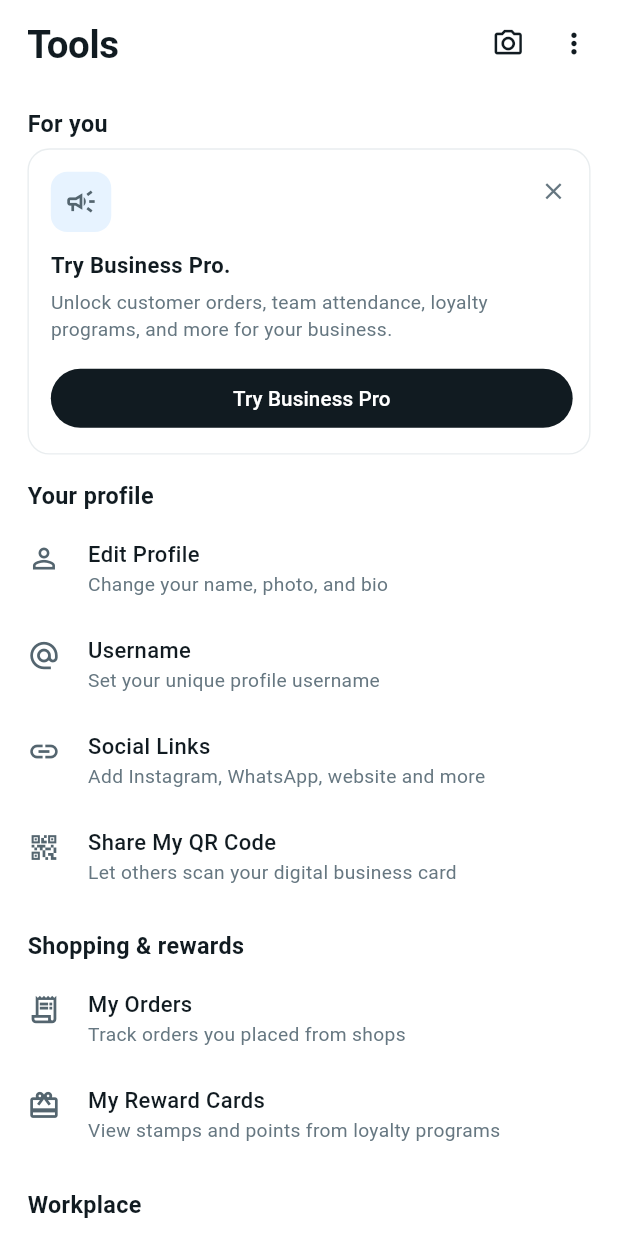
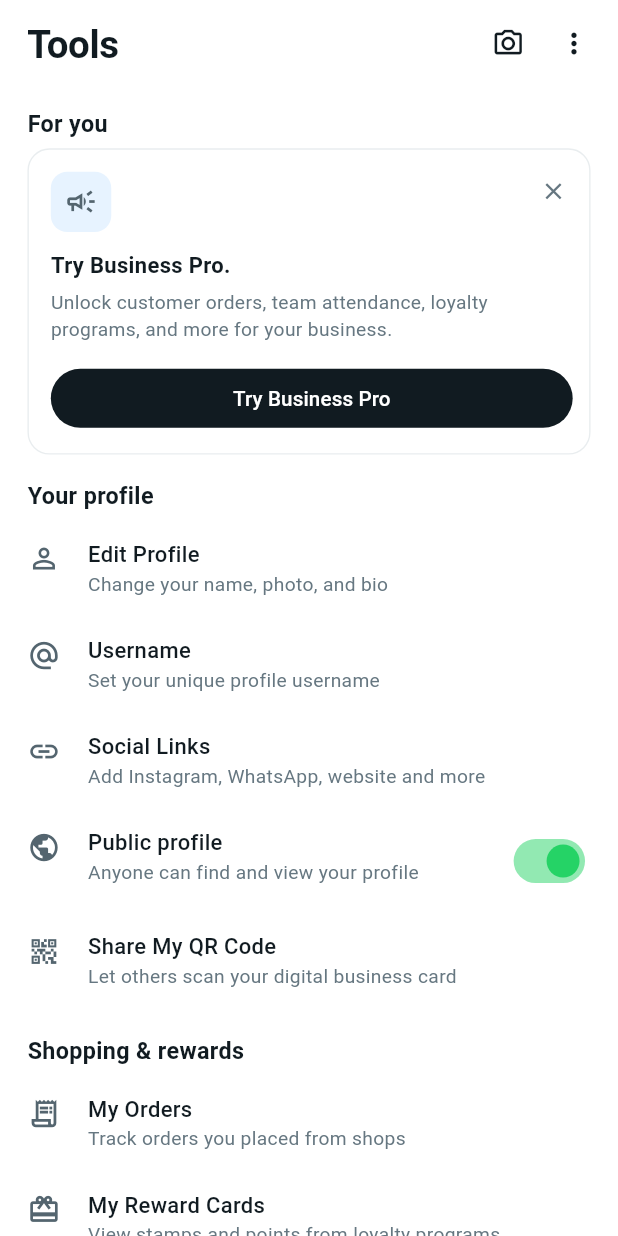
Before and after one commit to Saim-yousuf/tapni_clone_app, a Flutter app: the SettingsScreen screen opened directly, on a phone screen of 412 x 824 dp. Run offline on Flutter 3.47's test engine with Material 3 defaults, Android fonts, the phone set to English and light mode, and no system bars; our stand-ins replace file_picker, firebase_core, firebase_messaging, flutter_local_notifications, flutter_map, geolocator and 9 more; missing offline and left inert: gal, mobile_scanner; accounts and stored records are empty; network calls fail.

Commit message:
public profile

```diff
--- a/lib/models/profile.dart
+++ b/lib/models/profile.dart
@@ -7,6 +7,7 @@ class UserProfile {
   final String? profilePhotoUrl;
   final String? coverPhotoUrl;
   final bool isPro;
+  final bool isPublic;
 
   final String name;
   final String email;
@@ -32,6 +33,7 @@ class UserProfile {
     this.profilePhotoUrl,
     this.coverPhotoUrl,
     this.isPro = false,
+    this.isPublic = true,
     required this.name,
     required this.email,
     required this.bio,
@@ -61,6 +63,7 @@ class UserProfile {
       profilePhotoUrl: json['profilePhoto']?.toString(),
       coverPhotoUrl: json['coverPhoto']?.toString(),
       isPro: json['isPro'] as bool? ?? json['IsPro'] as bool? ?? false,
+      isPublic: json['isPublic'] as bool? ?? true,
       name: json['name']?.toString() ?? '',
       email: json['email']?.toString() ?? '',
       bio: json['bio']?.toString() ?? '',
@@ -81,6 +84,7 @@ class UserProfile {
       'name': name,
       'bio': bio,
       'country': country,
+      'isPublic': isPublic,
       if (businessName != null) 'businessName': businessName,
       if (businessCategory != null) 'businessCategory': businessCategory,
       'links': socialLinks
@@ -110,6 +114,7 @@ class UserProfile {
     int? scansCount,
     int? leadsCount,
     bool? isPro,
+    bool? isPublic,
     String? cardTemplateId,
     List<UserCustomCard>? customCards,
   }) {
@@ -119,6 +124,7 @@ class UserProfile {
       profilePhotoUrl: profilePhotoUrl ?? this.profilePhotoUrl,
       coverPhotoUrl: coverPhotoUrl ?? this.coverPhotoUrl,
       isPro: isPro ?? this.isPro,
+      isPublic: isPublic ?? this.isPublic,
       name: name ?? this.name,
       email: email ?? this.email,
       bio: bio ?? this.bio,
--- a/lib/screens/settings_screen.dart
+++ b/lib/screens/settings_screen.dart
@@ -36,6 +36,7 @@ class SettingsScreen extends StatefulWidget {
 class _SettingsScreenState extends State<SettingsScreen> {
   bool _promoDismissed = false;
   int _pendingInvitationCount = 0;
+  bool _updatingVisibility = false;
 
   @override
   void initState() {
@@ -148,6 +149,35 @@ class _SettingsScreenState extends State<SettingsScreen> {
         .length;
   }
 
+  Future<void> _toggleProfileVisibility(bool isPublic) async {
+    if (_updatingVisibility) return;
+    setState(() => _updatingVisibility = true);
+
+    final response = await Provider.of<ProfileProvider>(
+      context,
+      listen: false,
+    ).updateProfileVisibility(isPublic: isPublic, context: context);
+
+    if (!mounted) return;
+    setState(() => _updatingVisibility = false);
+
+    if (!response.success) {
+      final errorMessage = (response.message ?? '').trim();
+      ScaffoldMessenger.of(context).showSnackBar(
+        SnackBar(
+          content: Text(
+            errorMessage.isNotEmpty
+                ? errorMessage
+                : 'Could not update profile visibility',
+            style: WaUi.body.copyWith(color: Colors.white),
+          ),
+          behavior: SnackBarBehavior.floating,
+          backgroundColor: WaUi.primaryText,
+        ),
+      );
+    }
+  }
+
   @override
   Widget build(BuildContext context) {
     final profile = Provider.of<ProfileProvider>(context).profile;
@@ -257,6 +287,29 @@ class _SettingsScreenState extends State<SettingsScreen> {
                   MaterialPageRoute(builder: (_) => const SocialLinksScreen()),
                 );
               },
+            ),
+            WaToolsListTile(
+              icon: profile.isPublic
+                  ? Icons.public_outlined
+                  : Icons.lock_outline,
+              title: 'Public profile',
+              subtitle: profile.isPublic
+                  ? 'Anyone can find and view your profile'
+                  : 'Hidden from search — others can\'t discover you',
+              trailing: _updatingVisibility
+                  ? const SizedBox(
+                      width: 24,
+                      height: 24,
+                      child: Padding(
+                        padding: EdgeInsets.all(2),
+                        child: CircularProgressIndicator(strokeWidth: 2),
+                      ),
+                    )
+                  : Switch.adaptive(
+                      value: profile.isPublic,
+                      activeColor: WaUi.accent,
+                      onChanged: _toggleProfileVisibility,
+                    ),
             ),
             WaToolsListTile(
               icon: Icons.qr_code_2_outlined,
--- a/lib/widgets/wa_tools_widgets.dart
+++ b/lib/widgets/wa_tools_widgets.dart
@@ -43,27 +43,25 @@ class WaToolsListTile extends StatelessWidget {
   final IconData icon;
   final String title;
   final String subtitle;
-  final VoidCallback onTap;
+  final VoidCallback? onTap;
   final bool showBadge;
   final Color? titleColor;
+  final Widget? trailing;
 
   const WaToolsListTile({
     super.key,
     required this.icon,
     required this.title,
     required this.subtitle,
-    required this.onTap,
+    this.onTap,
     this.showBadge = false,
     this.titleColor,
+    this.trailing,
   });
 
   @override
   Widget build(BuildContext context) {
-    return Material(
-      color: WaUi.toolsScaffold,
-      child: InkWell(
-        onTap: onTap,
-        child: Padding(
+    final content = Padding(
       padding: const EdgeInsets.symmetric(horizontal: 20, vertical: 14),
       child: Row(
         crossAxisAlignment: CrossAxisAlignment.start,
@@ -98,10 +96,20 @@ class WaToolsListTile extends StatelessWidget {
                 ),
               ),
             ),
+          if (trailing != null)
+            Padding(
+              padding: const EdgeInsets.only(left: 8),
+              child: trailing!,
+            ),
         ],
       ),
-        ),
-      ),
+    );
+
+    return Material(
+      color: WaUi.toolsScaffold,
+      child: onTap == null
+          ? content
+          : InkWell(onTap: onTap, child: content),
     );
   }
 }
```
Also changed, not shown: lib/providers/profile_provider.dart (+44 -0 lines). Lines whose indentation alone changed are shown as unchanged.
